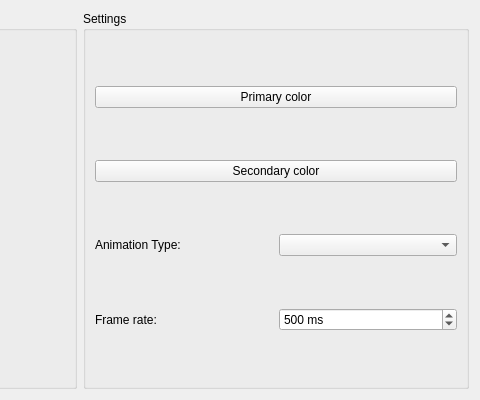
Old version of the form src/animsender.ui in the repository schonherz-matrix/animsource; both pictures show x 320 to 800 and y 0 to 400 of the 800 by 400 pixel window.
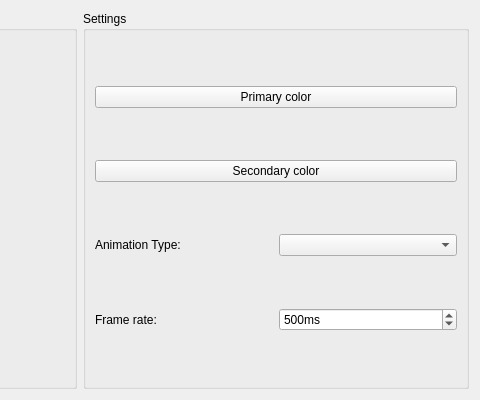
New version of the form. Custom widgets are drawn as their Qt base class.

What changed in the file:
```diff
--- a/src/animsender.ui
+++ b/src/animsender.ui
@@ -87,10 +87,10 @@
         <item>
          <widget class="QSpinBox" name="animationSpeed">
           <property name="suffix">
-           <string> ms</string>
+                                            <string>ms</string>
           </property>
           <property name="minimum">
-           <number>0</number>
+                                            <number>16</number>
           </property>
           <property name="maximum">
            <number>3000</number>
```
Lines whose indentation alone changed are shown as unchanged.
